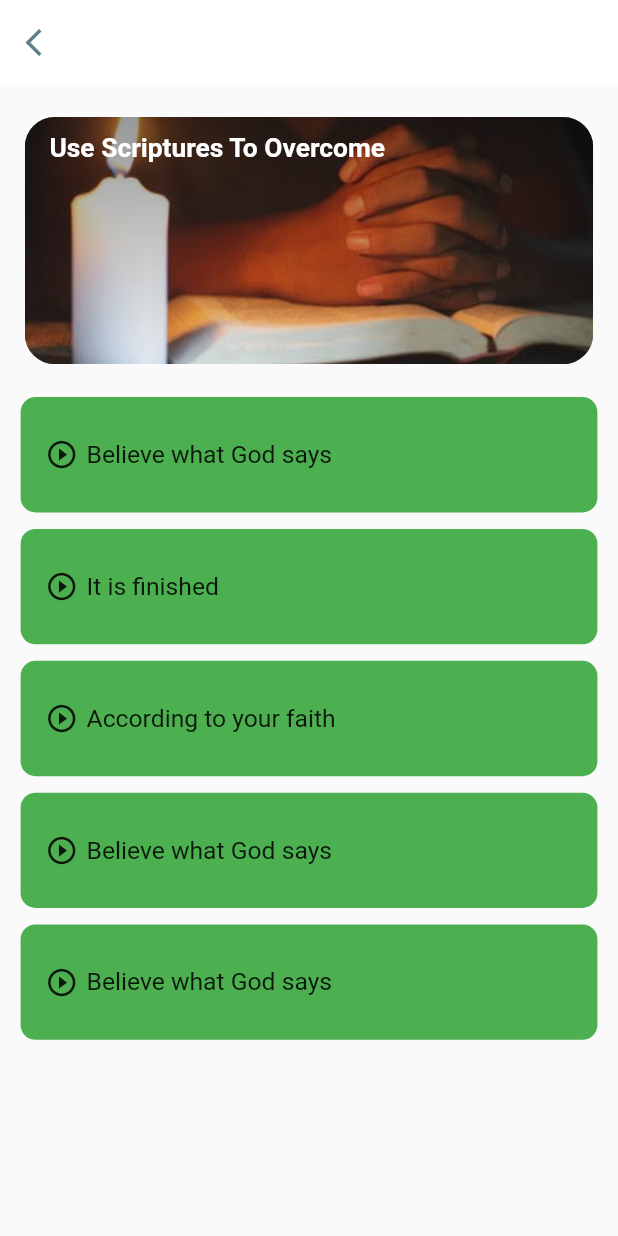
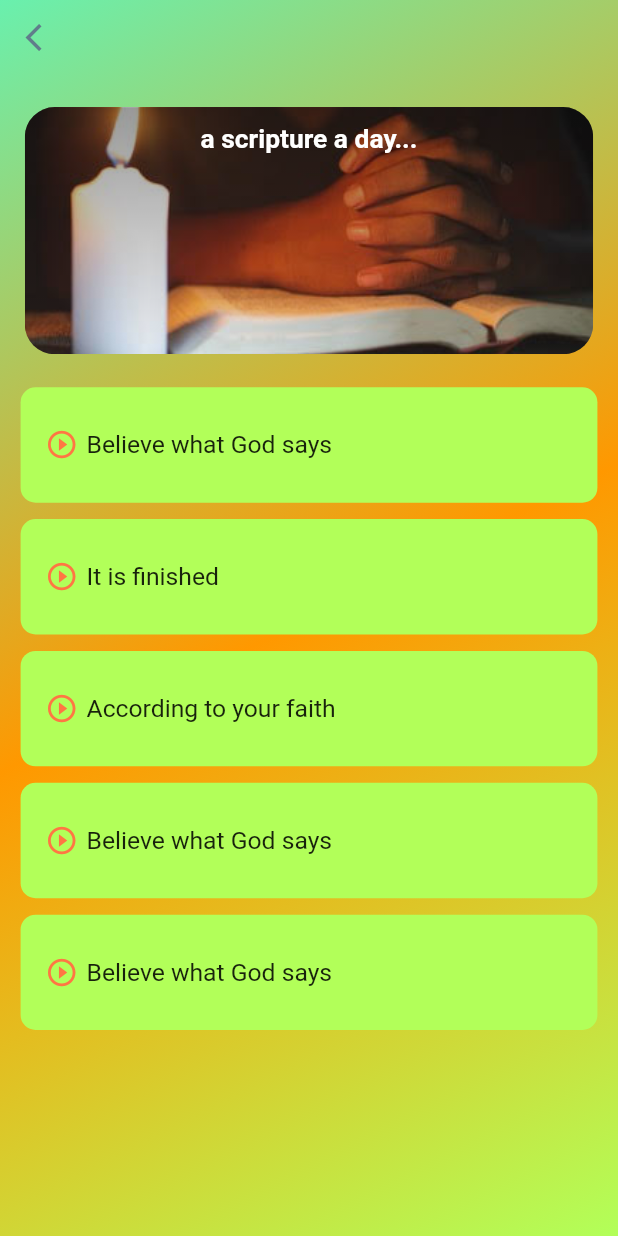
Before and after one commit to igbokwenu/deep-breath, a Flutter app: the AnxietyScreen screen opened by its route, on a phone screen of 412 x 824 dp. Run offline on Flutter 3.47's test engine with Material 2 defaults, Android fonts, the phone set to English and light mode, and no system bars; our stand-ins replace animate_do, flutter_staggered_animations, get.

Commit message:
<Adding gradient

```diff
--- a/lib/components/constants.dart
+++ b/lib/components/constants.dart
@@ -79,3 +79,13 @@ LinearGradient recommendedLinearGradient() {
     ],
   );
 }
+
+BoxDecoration backGroundGradient() {
+  return BoxDecoration(
+    gradient: LinearGradient(
+      begin: Alignment.topLeft,
+      end: Alignment.bottomRight,
+      colors: [Colors.greenAccent, Colors.orange, Colors.lightGreenAccent],
+    ),
+  );
+}
--- a/lib/models/models.dart
+++ b/lib/models/models.dart
@@ -41,12 +41,14 @@ class HomeTopBanner extends StatelessWidget {
                     padding: EdgeInsets.symmetric(
                         horizontal: getProportionateScreenWidth(15),
                         vertical: getProportionateScreenWidth(10)),
+                    child: Align(
+                      alignment: Alignment.topCenter,
                       child: Text.rich(
                         TextSpan(
                           style: TextStyle(color: kWhiteColor),
                           children: [
                             TextSpan(
-                            text: "Use Scriptures To Overcome\n",
+                              text: "a scripture a day...\n",
                               style: bannerTextStyle(),
                             ),
                             // TextSpan(
@@ -55,6 +57,7 @@ class HomeTopBanner extends StatelessWidget {
                             //   style: bannerSubTextStyle(),
                             // )
                           ],
+                        ),
                       ),
                     ),
                   ),
@@ -74,11 +77,13 @@ class HomeItem extends StatelessWidget {
     required this.image,
     required this.subText,
     required this.press,
+    this.backgroundColor,
   }) : super(key: key);
 
   final String image;
   final String subText;
   final VoidCallback press;
+  final Color? backgroundColor;
 
   @override
   Widget build(BuildContext context) {
@@ -91,7 +96,11 @@ class HomeItem extends StatelessWidget {
       ),
       child: Stack(
         children: [
-          SizedBox(
+          Container(
+            decoration: BoxDecoration(
+                color: backgroundColor,
+                //shape: BoxShape.rectangle,
+                borderRadius: BorderRadius.circular(20)),
             width: getProportionateScreenWidth(imageSize),
             height: getProportionateScreenWidth(imageSize),
             child: ClipRRect(
@@ -157,10 +166,12 @@ class ScriptureList extends StatelessWidget {
     Key? key,
     required this.text,
     required this.press,
+    this.color,
   }) : super(key: key);
 
   final String text;
   final VoidCallback press;
+  final Color? color;
 
   @override
   Widget build(BuildContext context) {
@@ -171,7 +182,7 @@ class ScriptureList extends StatelessWidget {
         children: [
           Container(
             decoration: BoxDecoration(
-                color: Colors.green,
+                color: color ?? Colors.lightGreenAccent,
                 shape: BoxShape.rectangle,
                 borderRadius: BorderRadius.circular(radius)),
             alignment: Alignment.center,
@@ -186,6 +197,7 @@ class ScriptureList extends StatelessWidget {
                 Icon(
                   Icons.play_circle_outline,
                   size: getProportionateScreenWidth(20),
+                  color: kPrimaryColor,
                 ),
                 SizedBox(
                   width: getProportionateScreenWidth(5),
--- a/lib/screens/anxiety.dart
+++ b/lib/screens/anxiety.dart
@@ -12,10 +12,14 @@ class AnxietyScreen extends StatelessWidget {
 
   @override
   Widget build(BuildContext context) {
-    return Scaffold(
+    return Container(
+      decoration: backGroundGradient(),
+      child: Scaffold(
+        backgroundColor: Colors.transparent,
         appBar: AppBar(
+          toolbarHeight: getProportionateScreenWidth(45),
           elevation: 0,
-        backgroundColor: Colors.white,
+          backgroundColor: Colors.transparent,
           leading: IconButton(
             icon: Icon(
               Icons.arrow_back_ios,
@@ -67,6 +71,7 @@ class AnxietyScreen extends StatelessWidget {
             ),
           ),
         ),
+      ),
     );
   }
 }
```
Also changed, not shown: lib/main.dart (+18 -7 lines). Lines whose indentation alone changed are shown as unchanged.
